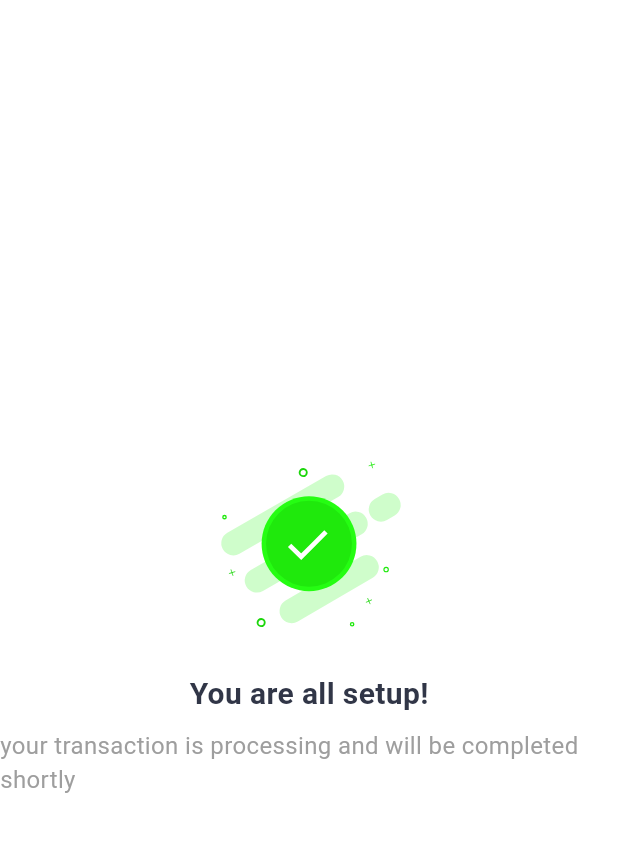
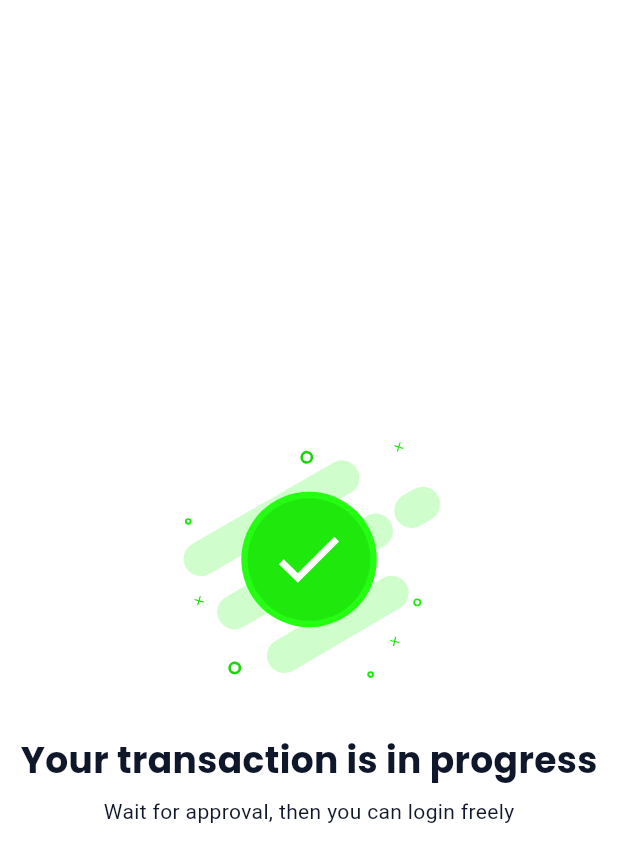
Before and after one commit to abrarhaider001/servicehub, a Flutter app: the TransactionPendingPage screen opened by its route, on a phone screen of 412 x 824 dp. Shown: the top 862 px of the screen. Run offline on Flutter 3.47's test engine with Material 3 defaults, Android fonts, the phone set to English and light mode, and no system bars; our stand-ins replace cloud_firestore, firebase_auth, firebase_core, flutter_dotenv, get, get_storage and 4 more; missing offline and left inert: dart:html; accounts and stored records are empty.

Commit message:
pending page ui enhancement

```diff
--- a/lib/core/routes/app_pages.dart
+++ b/lib/core/routes/app_pages.dart
@@ -24,7 +24,12 @@ class AppPages {
     GetPage(name: AppRoutes.deposit, page: () => const DepositPage()),
     GetPage(name: AppRoutes.withdraw, page: () => const WithdrawPage()),
     GetPage(name: AppRoutes.cardInfo, page: () => const CardInfoPage()),
-    GetPage(name: AppRoutes.pending, page: () => const TransactionPendingPage()),
+    GetPage(name: AppRoutes.pending, page: () {
+      final args = (Get.arguments as Map<String, dynamic>?) ?? const {};
+      final t = (args['title'] as String?) ?? 'Your transaction is in progress';
+      final s = (args['subtitle'] as String?) ?? 'Wait for approval, then you can login freely';
+      return TransactionPendingPage(title: t, subtitle: s);
+    }),
     GetPage(name: AppRoutes.wallet, page: () => const WalletPage()),
     GetPage(
       name: AppRoutes.home,
--- /dev/null
+++ b/lib/core/utils/constants/animations_strings.dart
@@ -0,0 +1,8 @@
+/* -- App Animations Strings -- */
+
+/// This class contains all the App Animations in String formats.
+class MyAnimations {
+  // -- Splash Screen Animations
+  static const String successAnimation = "assets/animations/success.json";
+
+}
--- a/lib/view/card_info.dart
+++ b/lib/view/card_info.dart
@@ -38,7 +38,10 @@ class _CardInfoPageState extends State<CardInfoPage> {
         await MyLocalStorage.instance().writeData('user', user.toJson());
       }
     } catch (_) {}
-    Get.toNamed(AppRoutes.pending);
+    Get.toNamed(AppRoutes.pending, arguments: {
+      'title': 'Subscription payment is processing',
+      'subtitle': 'Please wait while we confirm your subscription',
+    });
   }
 
   @override
--- a/lib/view/child_profile_pages/deposit.dart
+++ b/lib/view/child_profile_pages/deposit.dart
@@ -35,7 +35,10 @@ class _DepositPageState extends State<DepositPage> {
       return;
     }
     await Future.delayed(const Duration(seconds: 2));
-    Get.toNamed(AppRoutes.pending);
+    Get.toNamed(AppRoutes.pending, arguments: {
+      'title': 'Deposit is processing',
+      'subtitle': 'Please wait while we confirm your deposit',
+    });
   }
 
   @override
--- a/lib/view/child_profile_pages/withdraw.dart
+++ b/lib/view/child_profile_pages/withdraw.dart
@@ -31,7 +31,10 @@ class _WithdrawPageState extends State<WithdrawPage> {
   void _confirmWithdraw() {
     if (!(_formKey.currentState?.validate() ?? false)) return;
     if (_amount <= 0) return;
-    Get.toNamed(AppRoutes.pending);
+    Get.toNamed(AppRoutes.pending, arguments: {
+      'title': 'Withdraw is processing',
+      'subtitle': 'Please wait while we process your withdrawal',
+    });
   }
 
   @override
--- a/lib/view/transaction_pending.dart
+++ b/lib/view/transaction_pending.dart
@@ -1,27 +1,23 @@
 import 'package:flutter/material.dart';
-import 'package:get/get.dart';
-import 'package:servicehub/core/routes/app_routes.dart';
-import 'package:servicehub/core/utils/constants/colors.dart';
+import 'package:servicehub/core/utils/constants/animations_strings.dart';
+import 'package:servicehub/core/utils/theme/widget_themes/text_theme.dart';
 import 'package:servicehub/core/widgets/custom_background.dart';
 import 'package:lottie/lottie.dart';
 
 class TransactionPendingPage extends StatefulWidget {
-  const TransactionPendingPage({super.key});
+  final String title;
+  final String subtitle;
+  const TransactionPendingPage({
+    super.key,
+    required this.title,
+    required this.subtitle,
+  });
 
   @override
   State<TransactionPendingPage> createState() => _TransactionPendingPageState();
 }
 
 class _TransactionPendingPageState extends State<TransactionPendingPage> {
-  @override
-  void initState() {
-    super.initState();
-    Future.delayed(const Duration(seconds: 20), () {
-      if (!mounted) return;
-      Get.offAllNamed(AppRoutes.home);
-    });
-  }
-
   @override
   Widget build(BuildContext context) {
     return Scaffold(
@@ -33,17 +29,26 @@ class _TransactionPendingPageState extends State<TransactionPendingPage> {
               mainAxisSize: MainAxisSize.min,
               children: [
                 SizedBox(
-                  height: 140,
-                  width: 140,
+                  height: 200,
+                  width: 200,
                   child: Lottie.asset(
-                    'assets/animations/success.json',
-                    repeat: true,
+                    frameRate: FrameRate.max,
+                    MyAnimations.successAnimation,
+                    repeat: false,
                   ),
                 ),
                 const SizedBox(height: 16),
-                const Text('You are all setup!', style: TextStyle(fontSize: 20, fontWeight: FontWeight.bold, color: MyColors.primary)),
+                Text(widget.title, style: MyTextTheme.lightTextTheme.displayMedium),
                 const SizedBox(height: 8),
-                const Text('your transaction is processing and will be completed shortly', style: TextStyle(fontSize: 16, color: Colors.grey)),
+                Padding(
+                  padding: const EdgeInsets.symmetric(horizontal: 48.0),
+                  child: Center(
+                    child: Text(
+                      widget.subtitle,
+                      style: MyTextTheme.lightTextTheme.bodyLarge,
+                    ),
+                  ),
+                ),
               ],
             ),
           ),
```
